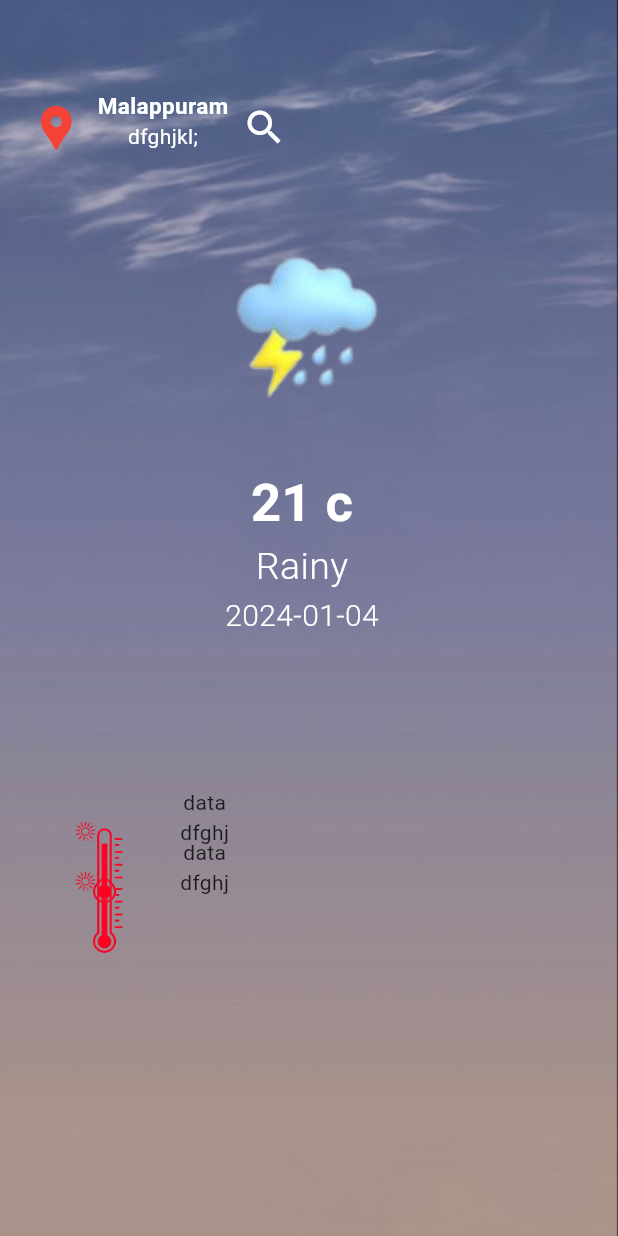
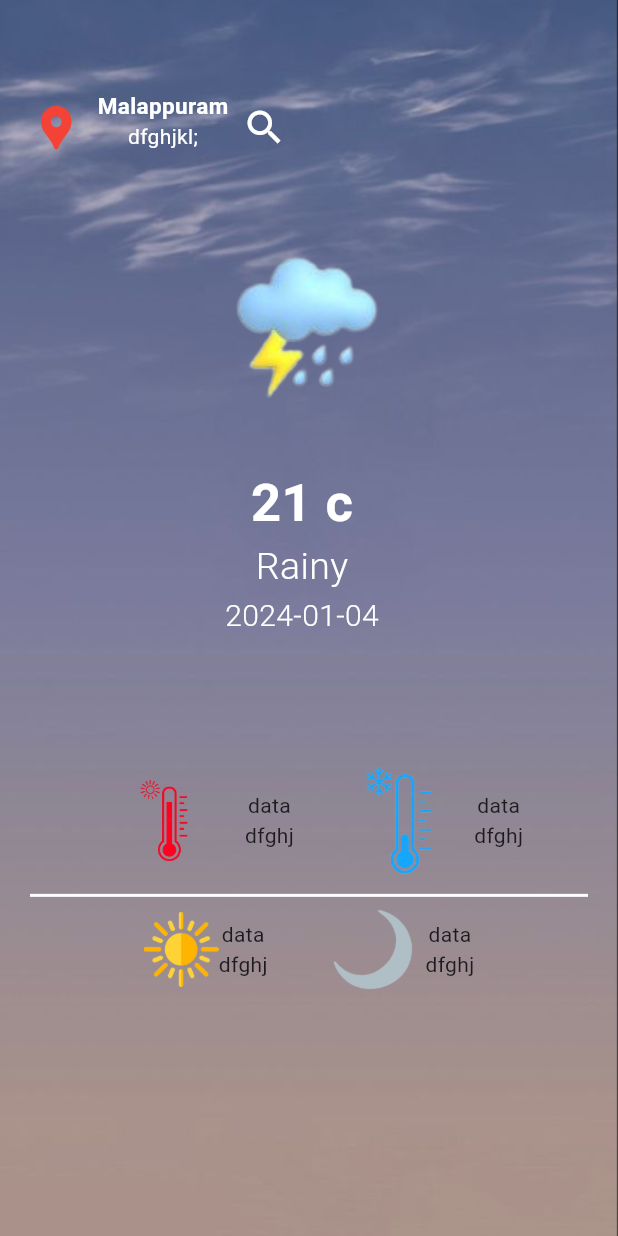
Before and after one commit to Rahma-kp/weather-app, a Flutter app: the screen it shows after launch, on a phone screen of 412 x 824 dp. Run offline on Flutter 3.47's test engine with Material 3 defaults, Android fonts, the phone set to English and light mode, and no system bars; our stand-ins replace geolocator.

Commit message:
ui changess

```diff
--- a/lib/main.dart
+++ b/lib/main.dart
@@ -1,5 +1,7 @@
 import 'package:flutter/material.dart';
-import 'package:wetherapp/home.dart';
+import 'package:provider/provider.dart';
+import 'package:wetherapp/sevices/location_provider.dart';
+import 'package:wetherapp/view/home.dart';
 
 void main() {
   runApp(const MyApp());
@@ -10,12 +12,14 @@ class MyApp extends StatelessWidget {
 
   @override
   Widget build(BuildContext context) {
-    return MaterialApp(
-        debugShowCheckedModeBanner: false,
-        theme: ThemeData(
-            appBarTheme:
-                AppBarTheme(backgroundColor: Colors.transparent, elevation: 0)),
-        title: 'Weather App',
-        home: HomeScreen());
+    return MultiProvider(providers: [ChangeNotifierProvider(create: (context) => locationprovider(),)],
+      child: MaterialApp(
+          debugShowCheckedModeBanner: false,
+          theme: ThemeData(
+              appBarTheme:
+                  AppBarTheme(backgroundColor: Colors.transparent, elevation: 0)),
+          title: 'Weather App',
+          home: HomeScreen()),
+    );
   }
 }
--- /dev/null
+++ b/lib/sevices/location_provider.dart
@@ -0,0 +1,36 @@
+import 'package:flutter/material.dart';
+import 'package:geolocator/geolocator.dart';
+
+class locationprovider with ChangeNotifier {
+  Position? _currentposition;
+  Position? get currentpositio => _currentposition;
+
+  Future<void> determineposition() async {
+    bool seviceEnabled;
+    LocationPermission permission;
+    seviceEnabled = await Geolocator.isLocationServiceEnabled();
+    if (!seviceEnabled) {
+      _currentposition = null;
+      notifyListeners();
+      return;
+    }
+
+    permission = await Geolocator.checkPermission();
+    if (permission == LocationPermission.denied) {
+      permission = await Geolocator.requestPermission();
+      if (permission == LocationPermission.denied) {
+        _currentposition = null;
+        notifyListeners();
+        return;
+      }
+    }
+    if (permission == LocationPermission.deniedForever) {
+      _currentposition = null;
+      notifyListeners();
+      return;
+    }
+    _currentposition = await Geolocator.getCurrentPosition();
+    print(_currentposition);
+    notifyListeners();
+  }
+}
--- a/lib/home.dart
+++ b/lib/view/home.dart
@@ -1,10 +1,23 @@
 import 'package:flutter/material.dart';
 import 'package:intl/intl.dart';
+import 'package:provider/provider.dart';
 import 'package:wetherapp/data/imagepath.dart';
+import 'package:wetherapp/sevices/location_provider.dart';
 
-class HomeScreen extends StatelessWidget {
+class HomeScreen extends StatefulWidget {
   const HomeScreen({super.key});
 
+  @override
+  State<HomeScreen> createState() => _HomeScreenState();
+}
+
+class _HomeScreenState extends State<HomeScreen> {
+
+  @override
+  void initState() {
+    Provider.of<locationprovider>(context,listen: false).determineposition();
+    super.initState();
+  }
   @override
   Widget build(BuildContext context) {
     Size size = MediaQuery.of(context).size;
@@ -93,41 +106,76 @@ class HomeScreen extends StatelessWidget {
             ),
           ),
           Align(
-              alignment: Alignment(0.5, 0.5),
+              alignment: const Alignment(0.7, 0.7),
               child: Container(
-                height: 100,
-                child: Row(
+                height: 250,
+                child: Column(
+                  children: [
+                    Row(
+                      mainAxisAlignment: MainAxisAlignment.center,
+                      children: [
+                        Row(
                           children: [
                             Image.asset(
                               "assets/catogery/tem.png",
                               height: 100,
                             ),
-                    Column(
-                      children: [
-                        Text("data"),
-                         Text("dfghj")
+                            const Column(
+                              children: [Text("data"), Text("dfghj")],
+                            ),
                           ],
                         ),
-
+                        const SizedBox(
+                          width: 20,
+                        ),
+                        Row(
+                          children: [
+                            Image.asset(
+                              "assets/catogery/cool.png",
+                              height: 100,
+                            ),
+                            const Column(
+                              children: [Text("data"), Text("dfghj")],
+                            ),
                           ],
                         ),
-              )),  Align(
-              alignment: Alignment(0.40,0.40),
-              child: Container(
-                height: 100,
-                child: Row(
+                      ],
+                    ),
+                    const Divider(
+                      color: Colors.white,
+                      height: 1,
+                      thickness: 2,
+                    ),
+                    Row(
+                      mainAxisAlignment: MainAxisAlignment.center,
+                      children: [
+                        Row(
                           children: [
                             Image.asset(
-                      "assets/catogery/tem.png",
-                      height: 100,
+                              "assets/catogery/sun.png",
+                              height: 50,
                             ),
-                    Column(
-                      children: [
-                        Text("data"),
-                         Text("dfghj")
+                            const Column(
+                              children: [Text("data"), Text("dfghj")],
+                            ),
                           ],
                         ),
-
+                        const SizedBox(
+                          width: 35,
+                        ),
+                        Row(
+                          children: [
+                            Image.asset(
+                              "assets/catogery/moon2.png",
+                              height: 70,
+                            ),
+                            const Column(
+                              children: [Text("data"), Text("dfghj")],
+                            ),
+                          ],
+                        ),
+                      ],
+                    ),
                   ],
                 ),
               )),
--- a/pubspec.yaml
+++ b/pubspec.yaml
@@ -36,6 +36,9 @@ dependencies:
   # Use with the CupertinoIcons class for iOS style icons.
   cupertino_icons: ^1.0.2
   intl: ^0.19.0
+  geolocator: ^10.1.0
+  provider: ^6.1.1
+  geocoding: ^2.1.1
 
 dev_dependencies:
   flutter_test:
```
Also changed, not shown: assets/catogery/moon1.png (added), assets/catogery/moon2.png (added), pubspec.lock, 4 other files. Lines whose indentation alone changed are shown as unchanged.
